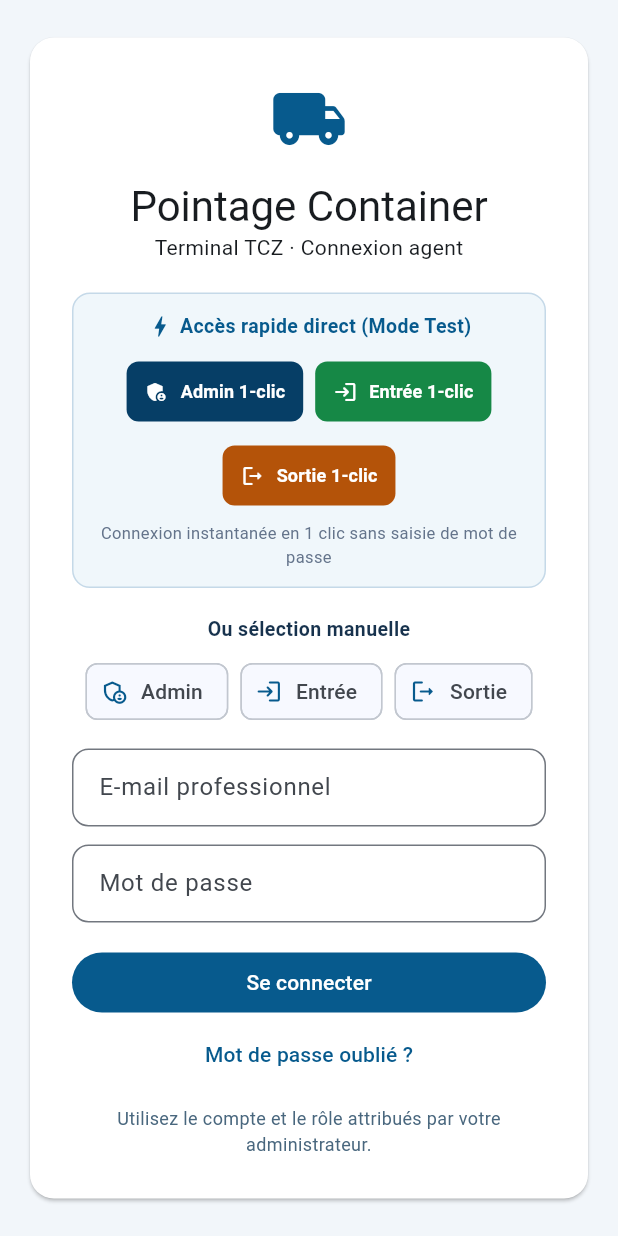
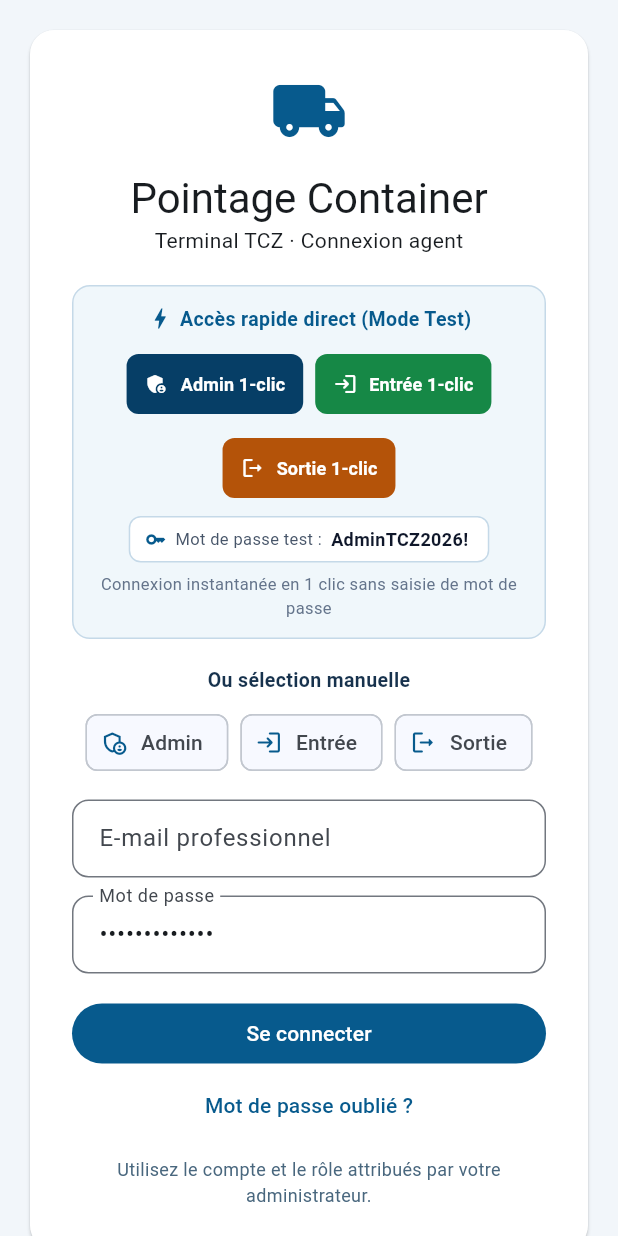
Before and after one commit to boarddash31/pointage-container-tcz, a Flutter app: the LoginScreen screen opened directly, on a phone screen of 412 x 824 dp. Run offline on Flutter 3.47's test engine with Material 3 defaults, Android fonts, the phone set to English and light mode, and no system bars; our stand-ins replace printing, share_plus, shared_preferences, supabase_flutter; missing offline and left inert: excel; accounts and stored records are empty.

Commit message:
fix(forms): champs ISO et Armateur vides par defaut + mot de passe affiche et pre-rempli en acces rapide

```diff
--- a/app/lib/main.dart
+++ b/app/lib/main.dart
@@ -131,7 +131,7 @@ class LoginScreen extends StatefulWidget {
   @override State<LoginScreen> createState() => _LoginScreenState();
 }
 class _LoginScreenState extends State<LoginScreen> {
-  final email = TextEditingController(), password = TextEditingController();
+  final email = TextEditingController(), password = TextEditingController(text: 'AdminTCZ2026!');
   final passwordFocus = FocusNode();
   String? selectedProfile;
   bool busy = false; String? error, notice;
@@ -144,7 +144,7 @@ class _LoginScreenState extends State<LoginScreen> {
     setState(() {
       selectedProfile = label;
       email.text = address;
-      password.clear();
+      password.text = 'AdminTCZ2026!';
       error = null;
       notice = null;
     });
@@ -285,6 +285,27 @@ class _LoginScreenState extends State<LoginScreen> {
                   label: const Text('Sortie 1-clic', style: TextStyle(fontWeight: FontWeight.bold, fontSize: 12)),
                 ),
               ],
+            ),
+            const SizedBox(height: 8),
+            Container(
+              padding: const EdgeInsets.symmetric(horizontal: 10, vertical: 6),
+              decoration: BoxDecoration(
+                color: Colors.white,
+                borderRadius: BorderRadius.circular(8),
+                border: Border.all(color: const Color(0xffc5d9e8)),
+              ),
+              child: const Wrap(
+                alignment: WrapAlignment.center,
+                crossAxisAlignment: WrapCrossAlignment.center,
+                spacing: 6,
+                runSpacing: 4,
+                children: [
+                  Icon(Icons.key, size: 14, color: Color(0xff075a8d)),
+                  Text('Mot de passe test :', style: TextStyle(fontSize: 11, color: Color(0xff475569))),
+                  SelectableText('AdminTCZ2026!',
+                    style: TextStyle(fontWeight: FontWeight.bold, fontSize: 12, color: Color(0xff0f172a))),
+                ],
+              ),
             ),
             const SizedBox(height: 6),
             const Text('Connexion instantanée en 1 clic sans saisie de mot de passe',
```
Also changed, not shown: app/lib/ui/pointage_screens.dart (+32 -28 lines), site/assets/fonts/MaterialIcons-Regular.otf, 3 other files.
